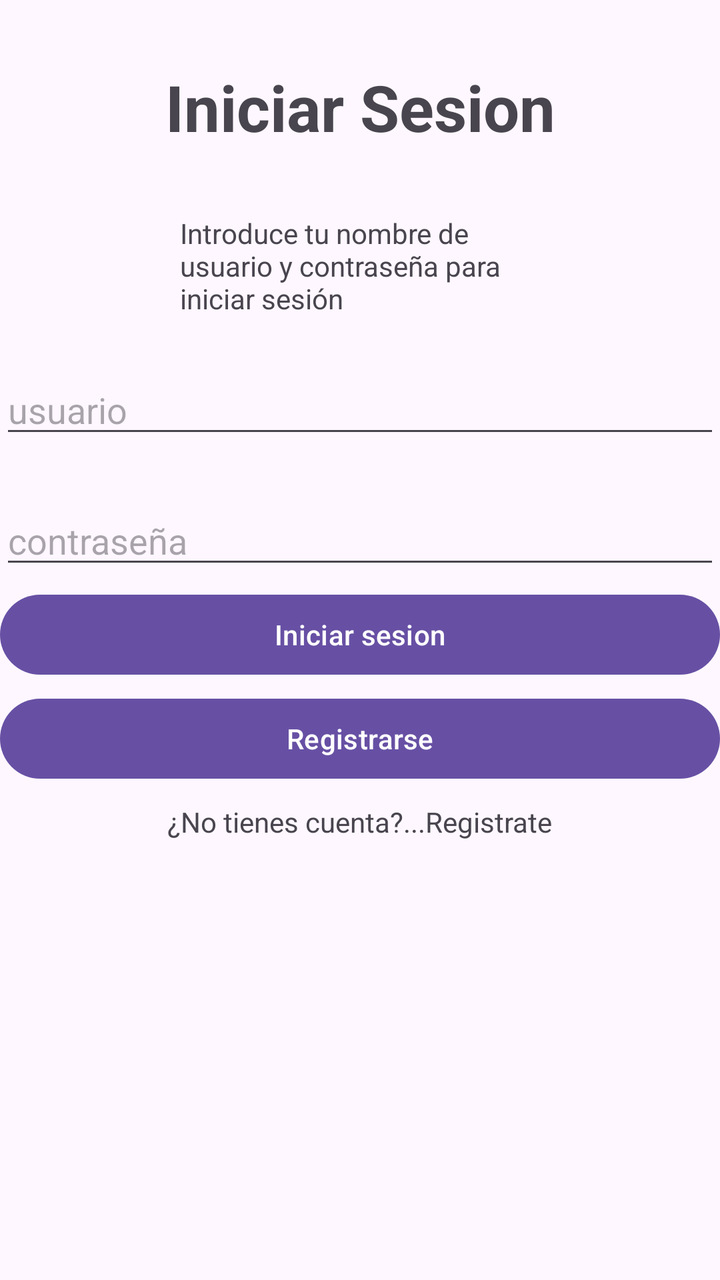
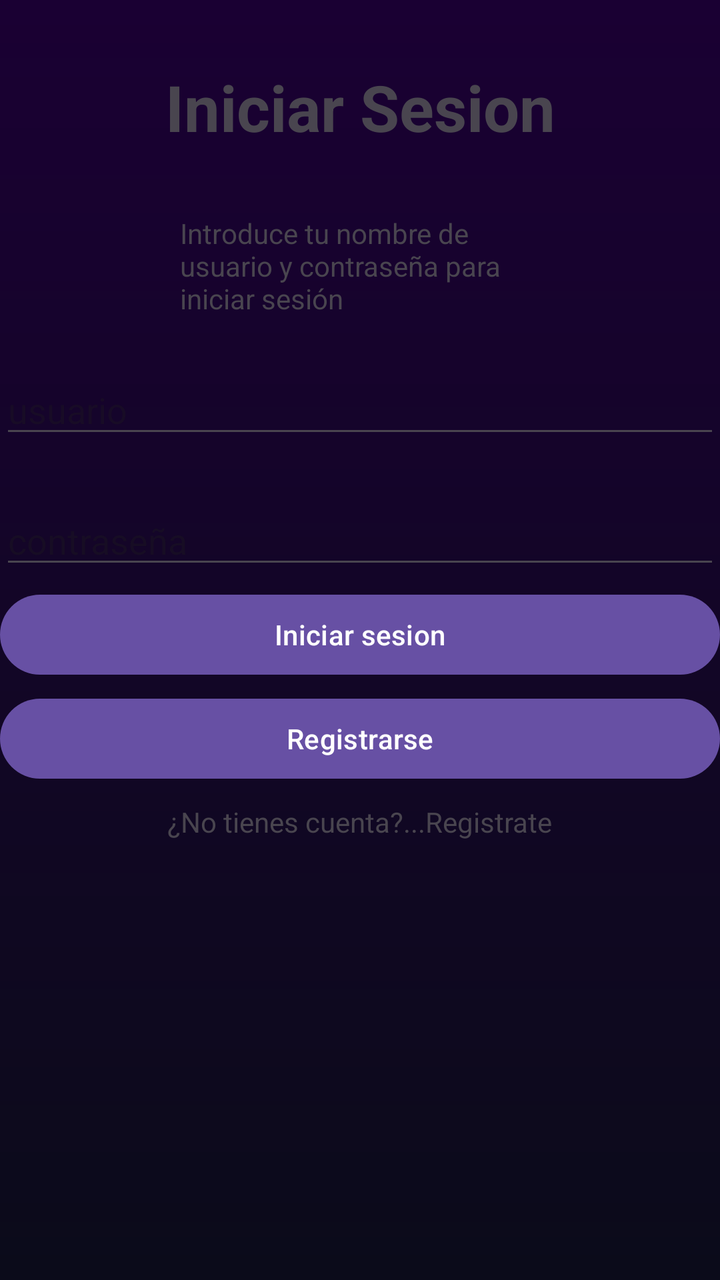

An Android layout rendered at two revisions. The XML below is the earlier revision; the diff shows what the commit changed to produce the second picture.
<!-- AndroidManifest.xml: application theme Theme.FerrolApp -->
<!-- res/layout/fragment_login.xml -->
<?xml version="1.0" encoding="utf-8"?>
<androidx.constraintlayout.widget.ConstraintLayout xmlns:android="http://schemas.android.com/apk/res/android"
    xmlns:tools="http://schemas.android.com/tools"
    android:layout_width="match_parent"
    android:layout_height="match_parent"
    xmlns:app="http://schemas.android.com/apk/res-auto"
    tools:context=".LoginFragment">

    <TextView
        android:id="@+id/title"
        android:layout_width="wrap_content"
        android:layout_height="wrap_content"
        android:layout_marginTop="32dp"
        android:text="Iniciar Sesion"
        android:textSize="32sp"
        android:textStyle="bold"
        app:layout_constraintEnd_toEndOf="parent"
        app:layout_constraintStart_toStartOf="parent"
        app:layout_constraintTop_toTopOf="parent"
        />
    <TextView
        android:id="@+id/text"
        android:layout_width="180dp"
        android:layout_height="wrap_content"
        android:text="Introduce tu nombre de usuario y contraseña para iniciar sesión"
        app:layout_constraintTop_toBottomOf="@id/title"
        app:layout_constraintEnd_toEndOf="parent"
        app:layout_constraintStart_toStartOf="parent"
        android:layout_marginTop="32dp"
        />

    <EditText
        android:id="@+id/edit_usuario"
        android:layout_width="0dp"
        android:hint="usuario"
        android:layout_height="wrap_content"
        app:layout_constraintStart_toStartOf="parent"
        app:layout_constraintEnd_toEndOf="parent"
        app:layout_constraintTop_toBottomOf="@id/text"
        android:layout_marginTop="24dp"
        />
    <EditText
        android:id="@+id/edit_password"
        android:layout_width="0dp"
        android:hint="contraseña"
        android:layout_height="wrap_content"
        app:layout_constraintStart_toStartOf="parent"
        app:layout_constraintEnd_toEndOf="parent"
        app:layout_constraintTop_toBottomOf="@id/edit_usuario"
        android:layout_marginTop="24dp"
        android:inputType="textPassword"
        />
    <Button
        android:id="@+id/btn_login"
        android:layout_width="0dp"
        android:layout_height="wrap_content"
        android:text="Iniciar sesion"
        app:layout_constraintStart_toStartOf="parent"
        app:layout_constraintEnd_toEndOf="parent"
        app:layout_constraintTop_toBottomOf="@id/edit_password"
        android:layout_marginTop="4dp"
        />

    <Button
        android:id="@+id/btn_register"
        android:layout_width="0dp"
        android:layout_height="wrap_content"
        android:text="Registrarse"
        app:layout_constraintStart_toStartOf="parent"
        app:layout_constraintEnd_toEndOf="parent"
        app:layout_constraintTop_toBottomOf="@id/btn_login"
        android:layout_marginTop="4dp"
        />
    <TextView
        android:layout_width="wrap_content"
        android:layout_height="wrap_content"
        android:text="¿No tienes cuenta?...Registrate"
        app:layout_constraintStart_toStartOf="parent"
        app:layout_constraintEnd_toEndOf="parent"
        app:layout_constraintTop_toBottomOf="@id/btn_register"
        android:layout_marginTop="8dp"
        />

</androidx.constraintlayout.widget.ConstraintLayout>
<!-- resources referenced by this layout -->
<resources>
  <style name="Theme.FerrolApp" parent="Base.Theme.FerrolApp" />
  <style name="Base.Theme.FerrolApp" parent="Theme.Material3.DayNight.NoActionBar">
          
          
      </style>
</resources>

<!-- the commit's change to res/layout/fragment_login.xml (unified diff, before → after) -->
@@ -4,7 +4,8 @@
     android:layout_width="match_parent"
     android:layout_height="match_parent"
     xmlns:app="http://schemas.android.com/apk/res-auto"
-    tools:context=".LoginFragment">
+    tools:context=".LoginFragment"
+    android:background="@drawable/bg_retro">
 
     <TextView
         android:id="@+id/title"
<!-- resource entries referenced after the edit -->
@@ -1,5 +1,13 @@
 <!-- resources referenced by this layout -->
 <resources>
+  <!-- drawable bg_retro (drawable) -->
+  <?xml version="1.0" encoding="utf-8"?>
+  <shape xmlns:android="http://schemas.android.com/apk/res/android">
+      <gradient
+          android:startColor="#0B0B1A"
+          android:endColor="#1A0033"
+          android:angle="90"/>
+  </shape>
   <style name="Theme.FerrolApp" parent="Base.Theme.FerrolApp" />
   <style name="Base.Theme.FerrolApp" parent="Theme.Material3.DayNight.NoActionBar">
           
